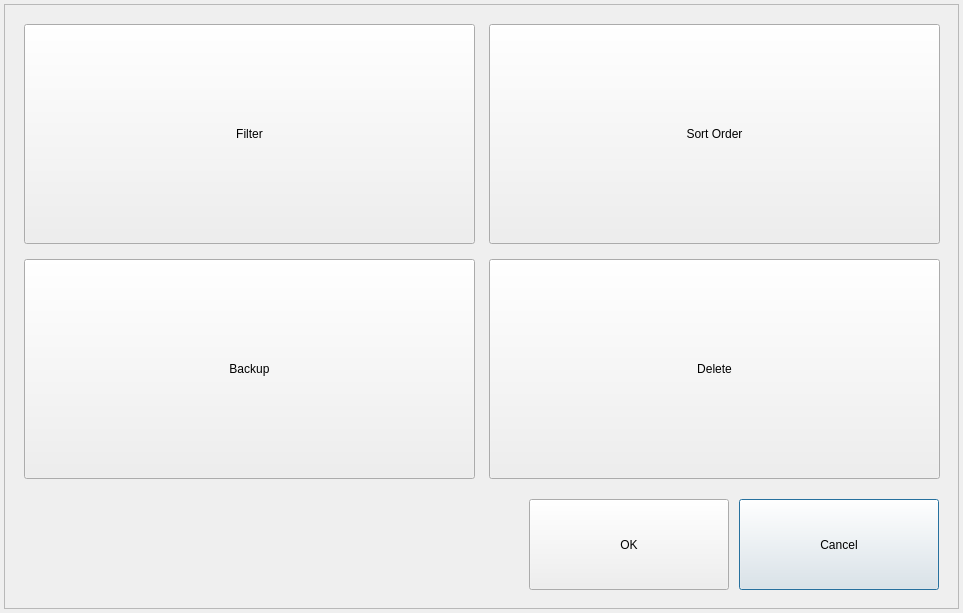
First picture: the form in gui/mainwidget/src/search/functiondialog.ui, repository yjsin-emastec/neptune, before the edit.
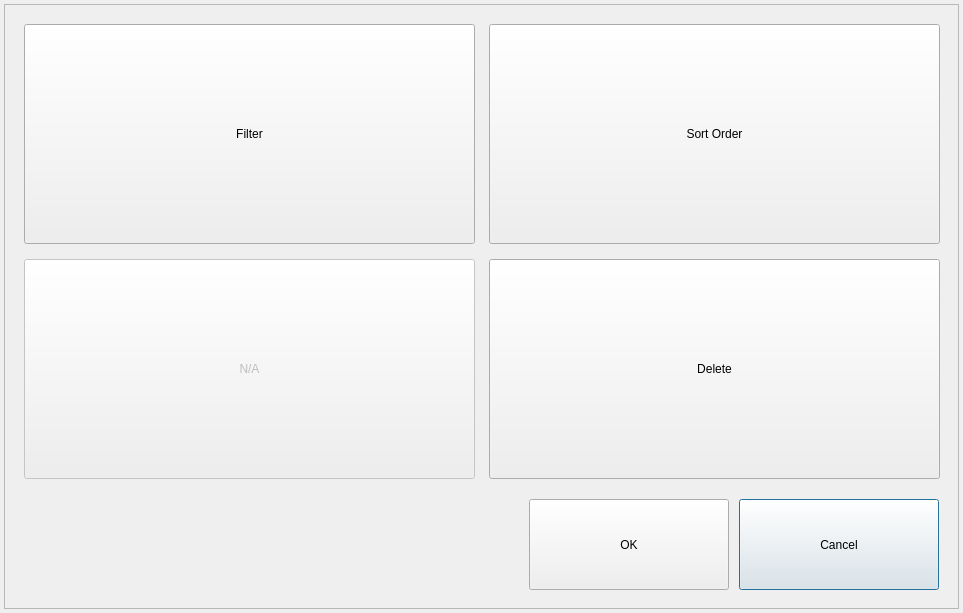
Second picture: the form after the edit.

Commit message: Enable Log dialog and disable log backup button 내용 - 로그 기능 활성화 - 로그 백업 기능 미구현 상태이므로 비활성화 - 관련 텍스트와 번역 수정, 리모컨 동작 수정

```diff
--- a/gui/mainwidget/src/search/functiondialog.ui
+++ b/gui/mainwidget/src/search/functiondialog.ui
@@ -81,6 +81,9 @@
     </property>
    </widget>
    <widget class="QPushButton" name="buttonBackup">
+    <property name="enabled">
+     <bool>false</bool>
+    </property>
     <property name="geometry">
      <rect>
       <x>20</x>
@@ -90,7 +93,7 @@
      </rect>
     </property>
     <property name="text">
-     <string>Backup</string>
+     <string>N/A</string>
     </property>
    </widget>
    <widget class="QPushButton" name="buttonDelete">
```
The commit also changes 18 other files.
